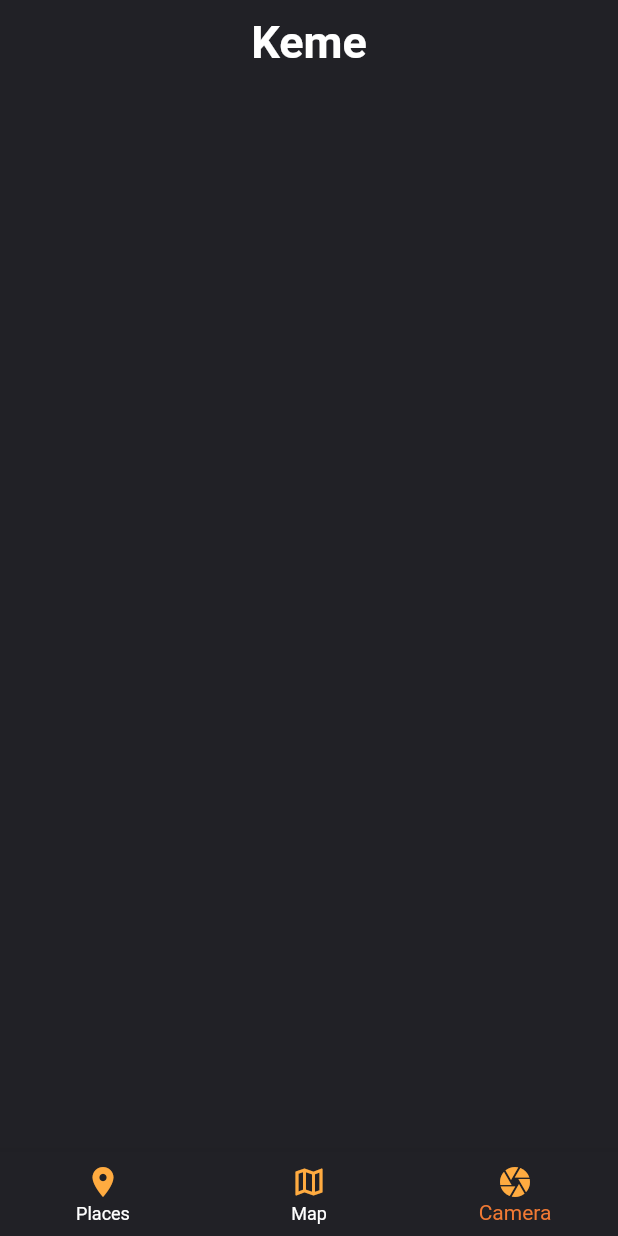
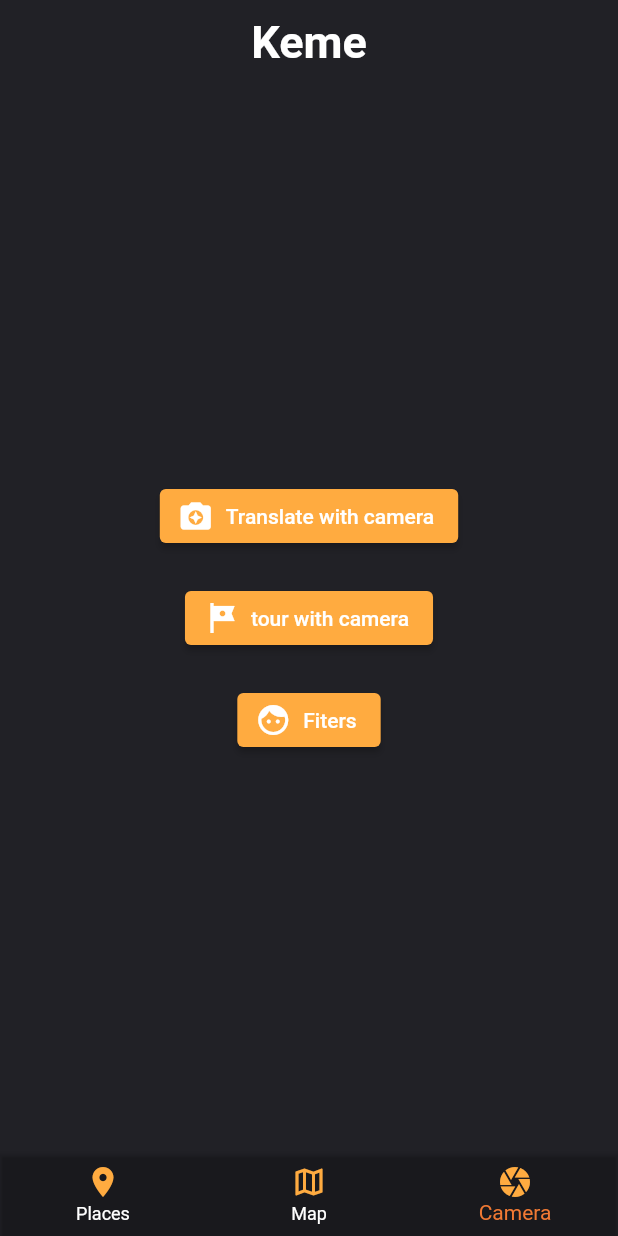
Before and after one commit to AbdelrahmanMahmoud94/Must_OCR, a Flutter app: the screen it shows after launch, item 3 of the bottom bar chosen, on a phone screen of 412 x 824 dp. Run offline on Flutter 3.47's test engine with Material 2 defaults, Android fonts, the phone set to English and light mode, and no system bars; our stand-ins replace google_maps_flutter, location.

Commit message:
make camera tabs

```diff
--- /dev/null
+++ b/lib/ar_tour_tab.dart
@@ -0,0 +1,9 @@
+import 'package:flutter/material.dart';
+
+class ArTourTab extends StatelessWidget {
+  static String routeName = 'ArTourTab';
+  @override
+  Widget build(BuildContext context) {
+    return Scaffold();
+  }
+}
--- a/lib/camera_tab.dart
+++ b/lib/camera_tab.dart
@@ -1,10 +1,83 @@
 import 'package:flutter/material.dart';
+
+import 'ar_tour_tab.dart';
+import 'filter_tab.dart';
+import 'ocr_tab.dart';
 
 class CameraTab extends StatelessWidget {
   @override
   Widget build(BuildContext context) {
     return Scaffold(
-    appBar: AppBar(title: Text("Keme",style: Theme.of(context).textTheme.subtitle1,)),
+      appBar: AppBar(
+          title: Text(
+        "Keme",
+        style: Theme.of(context).textTheme.subtitle1,
+      )),
+      body: Column(
+        mainAxisAlignment: MainAxisAlignment.center,
+        children: [
+          Row(
+            mainAxisAlignment: MainAxisAlignment.center,
+            children: [
+              ElevatedButton.icon(
+                onPressed: () {
+                  Navigator.pushNamed(context, OcrTab.routeName);
+                },
+                icon: Icon(
+                  Icons.enhance_photo_translate,
+                ),
+                label: Text("Translate with camera"),
+                style: ButtonStyle(
+                  backgroundColor:
+                      MaterialStateProperty.all(Colors.orangeAccent),
+                ),
+              ),
+            ],
+          ),
+          SizedBox(
+            height: 20.0,
+          ),
+          Row(
+            mainAxisAlignment: MainAxisAlignment.center,
+            children: [
+              ElevatedButton.icon(
+                onPressed: () {
+                  Navigator.pushNamed(context, ArTourTab.routeName);
+                },
+                icon: Icon(
+                  Icons.tour,
+                ),
+                label: Text("tour with camera"),
+                style: ButtonStyle(
+                  backgroundColor:
+                      MaterialStateProperty.all(Colors.orangeAccent),
+                ),
+              ),
+            ],
+          ),
+          SizedBox(
+            height: 20.0,
+          ),
+          Row(
+            mainAxisAlignment: MainAxisAlignment.center,
+            children: [
+              ElevatedButton.icon(
+                onPressed: () {
+                  Navigator.pushNamed(context, FilterTab.routeName);
+                },
+                icon: Icon(
+                  Icons.face,
+                ),
+                label: Text("Fiters"),
+                style: ButtonStyle(
+                  backgroundColor:
+                      MaterialStateProperty.all(Colors.orangeAccent),
+                ),
+              ),
+            ],
+          ),
+        ],
+      ),
     );
   }
 }
--- /dev/null
+++ b/lib/filter_tab.dart
@@ -0,0 +1,10 @@
+import 'package:flutter/material.dart';
+
+class FilterTab extends StatelessWidget {
+  static String routeName = 'FilterTab';
+  @override
+  Widget build(BuildContext context) {
+    return Scaffold(
+    );
+  }
+}
--- a/lib/home_screen.dart
+++ b/lib/home_screen.dart
@@ -1,8 +1,5 @@
-import 'dart:ui';
-
 import 'package:flutter/material.dart';
 import 'package:keme/places_tab.dart';
-
 import 'camera_tab.dart';
 import 'map_tab.dart';
 
@@ -14,19 +11,17 @@ class HomeScreen extends StatefulWidget {
 }
 
 class _HomeScreenState extends State<HomeScreen> {
-  int currentIndex=0;
+  int currentIndex = 0;
 
   @override
   Widget build(BuildContext context) {
-    return Stack(
-      children:[
-        Scaffold(
+    return Scaffold(
+      body: tabs[currentIndex],
       bottomNavigationBar: BottomNavigationBar(
         currentIndex: currentIndex,
         onTap: (index) {
           currentIndex = index;
-            setState(() {
-            });
+          setState(() {});
         },
         items: const [
           BottomNavigationBarItem(
@@ -43,9 +38,6 @@ class _HomeScreenState extends State<HomeScreen> {
               label: "Camera"),
         ],
       ),
-        body: tabs[currentIndex],
-      ),
-      ],
     );
   }
 
--- a/lib/main.dart
+++ b/lib/main.dart
@@ -1,7 +1,10 @@
 import 'package:flutter/material.dart';
+import 'package:keme/filter_tab.dart';
 import 'package:keme/my_theme.dart';
 import 'package:keme/place_details.dart';
+import 'ar_tour_tab.dart';
 import 'home_screen.dart';
+import 'ocr_tab.dart';
 
 void main() {
   runApp(MyApp());
@@ -16,7 +19,12 @@ class MyApp extends StatelessWidget {
       title: "Keme",
       routes: {
         HomeScreen.routeName: (buildContext) => HomeScreen(),
-        PlaceDetails.routeName: (buildContext) => PlaceDetails()},
+        PlaceDetails.routeName: (buildContext) => PlaceDetails(),
+        FilterTab.routeName: (buildContext) => FilterTab(),
+        OcrTab.routeName: (buildContext) => OcrTab(),
+        ArTourTab.routeName: (buildContext) => ArTourTab(),
+      },
+
       initialRoute: HomeScreen.routeName,
       theme: MyThemeData.DarkTheme,
     );
--- a/lib/my_theme.dart
+++ b/lib/my_theme.dart
@@ -2,12 +2,13 @@ import 'dart:ui';
 
 import 'package:flutter/material.dart';
 
-class MyThemeData{
-  static const colorBlack=Color(0xff212126);
-  static const colorOrange=Color(0xfff17933);
-  static var DarkTheme=ThemeData(
+class MyThemeData {
+  static const colorBlack = Color(0xFF212126);
+  static const colorOrange = Color(0xfff17933);
+  static var DarkTheme = ThemeData(
     scaffoldBackgroundColor: colorBlack,
     primaryColor: colorBlack,
+    canvasColor: Colors.transparent,
     appBarTheme: AppBarTheme(
       color: Colors.transparent,
       elevation: 0,
@@ -25,9 +26,10 @@ appBarTheme: AppBarTheme(
       ),
     ),
     bottomNavigationBarTheme: BottomNavigationBarThemeData(
-      backgroundColor: colorBlack,
+      backgroundColor: colorBlack.withOpacity(0.1),
+      elevation: 1.0,
       selectedItemColor: colorOrange,
       unselectedItemColor: Colors.white,
-    )
+    ),
   );
 }
--- /dev/null
+++ b/lib/ocr_tab.dart
@@ -0,0 +1,9 @@
+import 'package:flutter/material.dart';
+
+class OcrTab extends StatelessWidget {
+  static String routeName = 'OcrTab';
+  @override
+  Widget build(BuildContext context) {
+    return Scaffold();
+  }
+}
--- a/pubspec.yaml
+++ b/pubspec.yaml
@@ -33,6 +33,7 @@ dependencies:
   camera: ^0.9.4+19
   flutter_svg: ^1.0.3
   panorama: ^0.4.1
+  blur_bottom_bar: ^1.0.3
   flutter:
     sdk: flutter
 
```
Also changed, not shown: pubspec.lock. Lines whose indentation alone changed are shown as unchanged.
